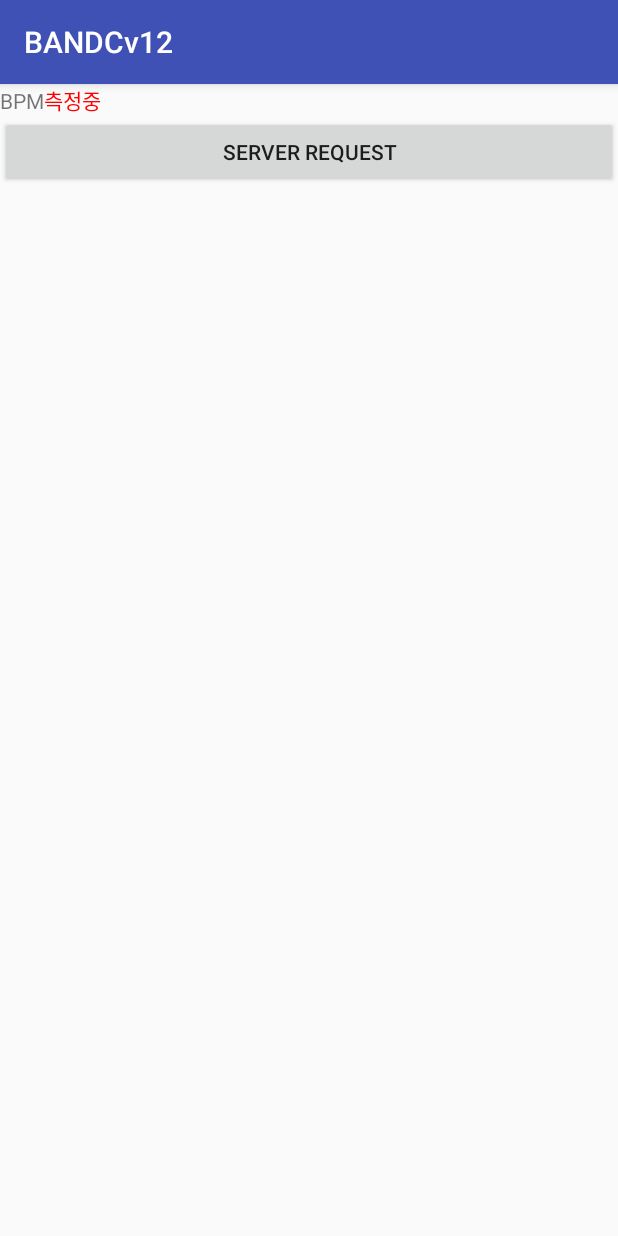
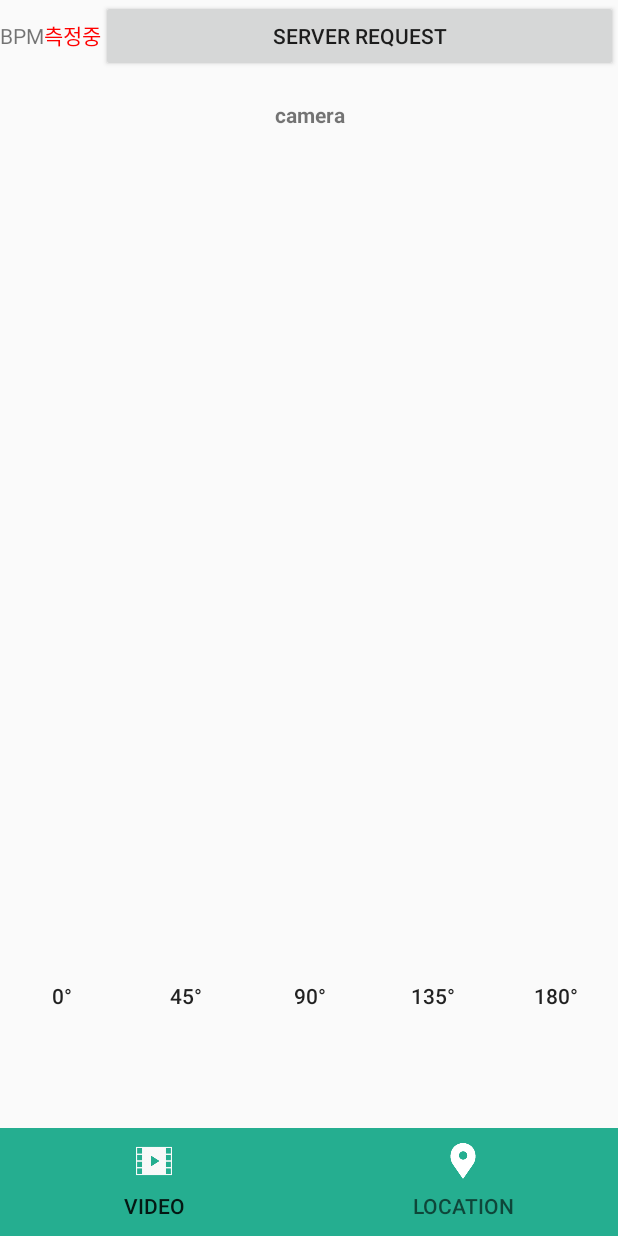
Before and after one commit to bandccare/BANDC_Android, an Android app: the screen it shows after launch (MainActivity), on a phone screen of 412 x 824 dp. Run offline under Robolectric (Android 15) with nearby library versions, the phone set to English and light mode, and no system bars; 4 statements that could not run were skipped.

Commit message:
ViewPager UI

```diff
--- a/app/build.gradle
+++ b/app/build.gradle
@@ -22,6 +22,8 @@ dependencies {
     implementation fileTree(dir: 'libs', include: ['*.jar'])
     implementation 'com.android.support:appcompat-v7:27.1.1'
     implementation 'com.android.support.constraint:constraint-layout:1.1.2'
+    implementation 'com.android.support:design:27.1.1'
+    implementation 'com.android.support:support-v4:27.1.1'
     testImplementation 'junit:junit:4.12'
     androidTestImplementation 'com.android.support.test:runner:1.0.2'
     androidTestImplementation 'com.android.support.test.espresso:espresso-core:3.0.2'
--- a/app/src/main/AndroidManifest.xml
+++ b/app/src/main/AndroidManifest.xml
@@ -13,13 +13,15 @@
         android:roundIcon="@mipmap/ic_launcher_round"
         android:supportsRtl="true"
         android:theme="@style/AppTheme">
-        <activity android:name=".MainActivity">
+        <activity android:name=".MainActivity"
+            android:theme="@style/AppTheme.NoActionBar">
             <intent-filter>
                 <action android:name="android.intent.action.MAIN" />
 
                 <category android:name="android.intent.category.LAUNCHER" />
             </intent-filter>
         </activity>
+        <activity android:name=".VideoPlayerActivity"></activity>
     </application>
 
 </manifest>
--- /dev/null
+++ b/app/src/main/java/com/example/soring/bandcv12/Adapter/MainPagerAdapter.java
@@ -0,0 +1,57 @@
+package com.example.soring.bandcv12.Adapter;
+
+import android.support.v4.app.Fragment;
+import android.support.v4.app.FragmentManager;
+import android.support.v4.app.FragmentPagerAdapter;
+
+import com.example.soring.bandcv12.Fragment.LocationFragment;
+import com.example.soring.bandcv12.Fragment.VideoPlayerFragment;
+import com.example.soring.bandcv12.R;
+
+public class MainPagerAdapter extends FragmentPagerAdapter {
+
+    private static int PAGE_NUM = 2;
+
+    public MainPagerAdapter(FragmentManager fm) {
+        super(fm);
+    }
+
+    @Override
+    public Fragment getItem(int position) {
+        switch (position) {
+            case 0:
+                return VideoPlayerFragment.getInstance();
+            case 1:
+                return LocationFragment.getInstance();
+            default:
+                return null;
+        }
+    }
+
+    public String getPageTitle(int position){
+        switch(position){
+            case 0:
+                return "VIDEO";
+            case 1:
+                return "LOCATION";
+            default:
+                return null;
+        }
+    }
+
+    public int getIcon(int position){
+        switch(position){
+            case 0:
+                return R.drawable.tab_video;
+            case 1:
+                return R.drawable.tab_location;
+            default:
+                return 0;
+        }
+    }
+
+    @Override
+    public int getCount() {
+        return PAGE_NUM;
+    }
+}
--- /dev/null
+++ b/app/src/main/java/com/example/soring/bandcv12/Fragment/LocationFragment.java
@@ -0,0 +1,31 @@
+package com.example.soring.bandcv12.Fragment;
+
+
+import android.os.Bundle;
+import android.support.v4.app.Fragment;
+import android.view.LayoutInflater;
+import android.view.View;
+import android.view.ViewGroup;
+
+import com.example.soring.bandcv12.R;
+
+/**
+ * A simple {@link Fragment} subclass.
+ */
+public class LocationFragment extends Fragment {
+
+    private static LocationFragment instance;
+
+    public static LocationFragment getInstance() {
+        if(instance == null) instance = new LocationFragment();
+        return instance;
+    }
+
+    @Override
+    public View onCreateView(LayoutInflater inflater, ViewGroup container,
+                             Bundle savedInstanceState) {
+        // Inflate the layout for this fragment
+        return inflater.inflate(R.layout.fragment_location, container, false);
+    }
+
+}
--- /dev/null
+++ b/app/src/main/java/com/example/soring/bandcv12/Fragment/VideoPlayerFragment.java
@@ -0,0 +1,45 @@
+package com.example.soring.bandcv12.Fragment;
+
+
+import android.os.Bundle;
+import android.support.v4.app.Fragment;
+import android.view.LayoutInflater;
+import android.view.View;
+import android.view.ViewGroup;
+import android.widget.Button;
+import android.widget.RelativeLayout;
+
+import com.example.soring.bandcv12.NDK.RtspViewPlayer;
+import com.example.soring.bandcv12.R;
+
+public class VideoPlayerFragment extends Fragment {
+
+    private static VideoPlayerFragment instance;
+
+    private RtspViewPlayer playView;
+    private RelativeLayout surfaceView;
+
+    Button left_btn;
+    Button right_btn;
+    Button right_center_btn;
+    Button left_center_btn;
+    Button center_btn;
+
+    public static VideoPlayerFragment getInstance() {
+        if(instance == null) instance = new VideoPlayerFragment();
+        return instance;
+    }
+
+    @Override
+    public View onCreateView(LayoutInflater inflater, ViewGroup container,
+                             Bundle savedInstanceState) {
+        View view = inflater.inflate(R.layout.fragment_video_player, container, false);
+
+       /*playView = new RtspViewPlayer(getContext(),"rtsp://192.168.0.2:8091/rtsp");
+        surfaceView = view.findViewById(R.id.surface_video);
+        surfaceView.addView(playView);*/
+
+        return view;
+    }
+
+}
--- a/app/src/main/java/com/example/soring/bandcv12/MainActivity.java
+++ b/app/src/main/java/com/example/soring/bandcv12/MainActivity.java
@@ -5,6 +5,8 @@ import android.content.IntentSender;
 import android.os.Bundle;
 import android.support.annotation.NonNull;
 import android.support.annotation.Nullable;
+import android.support.design.widget.TabLayout;
+import android.support.v4.view.ViewPager;
 import android.support.v7.app.AppCompatActivity;
 import android.util.Log;
 import android.view.View;
@@ -12,6 +14,7 @@ import android.widget.Button;
 import android.widget.TextView;
 import android.widget.Toast;
 
+import com.example.soring.bandcv12.Adapter.MainPagerAdapter;
 import com.example.soring.bandcv12.Model.Retrofit_BPM_Model;
 import com.example.soring.bandcv12.Util.RetrofitClient;
 import com.google.android.gms.common.ConnectionResult;
@@ -39,6 +42,12 @@ import retrofit2.Callback;
 import retrofit2.Response;
 
 public class MainActivity extends AppCompatActivity implements OnDataPointListener, GoogleApiClient.ConnectionCallbacks, GoogleApiClient.OnConnectionFailedListener {
+
+    public ViewPager m_ViewPager;
+    public MainPagerAdapter m_PagerAdapter;
+
+
+
     private static final int REQUEST_OAUTH = 1;
     private static final String AUTH_PENDING = "auth_state_pending";
     private boolean authInProgress = false;
@@ -47,11 +56,32 @@ public class MainActivity extends AppCompatActivity implements OnDataPointListen
     private boolean TEST = false;
     private Button button;
 
+    private Button video_Button;
+
     @Override
     protected void onCreate(Bundle savedInstanceState) {
         super.onCreate(savedInstanceState);
         setContentView(R.layout.activity_main);
 
+        m_PagerAdapter = new MainPagerAdapter(getSupportFragmentManager());
+        m_ViewPager = findViewById(R.id.viewpager);
+        m_ViewPager.setAdapter(m_PagerAdapter);
+        m_ViewPager.setOffscreenPageLimit(2);
+
+        TabLayout m_Tab = findViewById(R.id.tabs);
+        m_Tab.setupWithViewPager(m_ViewPager);
+
+        for(int i = 0 ; i < m_ViewPager.getAdapter().getCount() ; i++){
+            m_Tab.getTabAt(i).setIcon(m_PagerAdapter.getIcon(i));
+        }
+
+
+
+
+
+
+
+        // 여기서부터 밴드 코드
         button = (Button)findViewById(R.id.button1);
         button.setOnClickListener(new View.OnClickListener() {
             @Override
@@ -116,6 +146,15 @@ public class MainActivity extends AppCompatActivity implements OnDataPointListen
         Log.e(TAG, "fitnessOptions 생성(72line)");
 
         /* 이 때 권한을 얻고나면 onActivityResult()가 콜백함수로 호출됨 */
+
+       /* video_Button = findViewById(R.id.video_btn);
+        video_Button.setOnClickListener(new View.OnClickListener() {
+            @Override
+            public void onClick(View v) {
+                Intent intent = new Intent(MainActivity.this,VideoPlayerActivity.class);
+                startActivity(intent);
+            }
+        });*/
     }
 
     // ※STEP2. Google Api Client 인스턴스를 Google 백엔드에 연결한다.
--- /dev/null
+++ b/app/src/main/java/com/example/soring/bandcv12/NDK/NDKAdapter.java
@@ -0,0 +1,16 @@
+package com.example.soring.bandcv12.NDK;
+
+public class NDKAdapter {
+
+    static {
+        System.loadLibrary("VideoPlayer");
+    }
+
+    public static native void setDataSource(String uri);
+    public static native int play(Object surface);
+
+    public NDKAdapter(){
+
+    }
+
+}
--- /dev/null
+++ b/app/src/main/java/com/example/soring/bandcv12/NDK/RtspViewPlayer.java
@@ -0,0 +1,45 @@
+package com.example.soring.bandcv12.NDK;
+
+import android.content.Context;
+import android.util.Log;
+import android.view.SurfaceHolder;
+import android.view.SurfaceView;
+
+public class RtspViewPlayer extends SurfaceView implements SurfaceHolder.Callback {
+
+    private static final String TAG = "RtspPlayView";
+
+    private SurfaceHolder mHolder;
+    private NDKAdapter mPlayerNDKAdapter;
+
+    public RtspViewPlayer(Context context, String uri){
+        super(context);
+
+        mHolder = getHolder();
+        mHolder.addCallback(this);
+
+        mPlayerNDKAdapter = new NDKAdapter();
+        Log.d("datasource",uri+"");
+        NDKAdapter.setDataSource(uri);
+    }
+
+    @Override
+    public void surfaceCreated(SurfaceHolder holder) {
+        new Thread(new Runnable() {
+            @Override
+            public void run() {
+                NDKAdapter.play(mHolder.getSurface());
+            }
+        }).start();
+    }
+
+    @Override
+    public void surfaceChanged(SurfaceHolder holder, int format, int width, int height) {
+
+    }
+
+    @Override
+    public void surfaceDestroyed(SurfaceHolder holder) {
+
+    }
+}
--- a/app/src/main/res/layout/activity_main.xml
+++ b/app/src/main/res/layout/activity_main.xml
@@ -1,11 +1,18 @@
 <?xml version="1.0" encoding="utf-8"?>
-<LinearLayout xmlns:android="http://schemas.android.com/apk/res/android"
+<android.support.v4.widget.DrawerLayout xmlns:android="http://schemas.android.com/apk/res/android"
     xmlns:app="http://schemas.android.com/apk/res-auto"
     xmlns:tools="http://schemas.android.com/tools"
+    android:id="@+id/drawer_layout"
     android:layout_width="match_parent"
     android:layout_height="match_parent"
-    android:orientation="vertical"
+    android:theme="@style/AppTheme"
     tools:context=".MainActivity">
+
+    <LinearLayout
+        android:id="@+id/content_view"
+        android:layout_width="match_parent"
+        android:layout_height="wrap_content"
+        android:orientation="vertical">
 
         <LinearLayout
             android:layout_width="match_parent"
@@ -21,14 +28,35 @@
                 android:id="@+id/bpmValue"
                 android:layout_width="wrap_content"
                 android:layout_height="wrap_content"
-            android:textColor="#FF0000"
-            android:text="측정중" />
+                android:text="측정중"
+                android:textColor="#FF0000" />
+
+
+            <Button
+                android:id="@+id/button1"
+                android:layout_width="match_parent"
+                android:layout_height="wrap_content"
+                android:text="Server Request" />
+
         </LinearLayout>
 
-    <Button
+        <android.support.v4.view.ViewPager
+            android:id="@+id/viewpager"
+            android:layout_width="match_parent"
+            android:layout_height="0dp"
+            android:layout_weight="1" />
+
+        <android.support.design.widget.TabLayout
+            android:id="@+id/tabs"
             android:layout_width="match_parent"
             android:layout_height="wrap_content"
-        android:text="Server Request"
-        android:id="@+id/button1"/>
+            android:background="@color/colorPrimary" />
 
     </LinearLayout>
+    <!-- <Button
+         android:layout_width="wrap_content"
+         android:layout_height="wrap_content"
+         android:text="GO TO VIDEOPLAYER"
+         android:id="@+id/video_btn"/>-->
+
+</android.support.v4.widget.DrawerLayout>
--- /dev/null
+++ b/app/src/main/res/layout/fragment_location.xml
@@ -0,0 +1,10 @@
+<?xml version="1.0" encoding="utf-8"?>
+<FrameLayout xmlns:android="http://schemas.android.com/apk/res/android"
+    xmlns:tools="http://schemas.android.com/tools"
+    android:layout_width="match_parent"
+    android:layout_height="match_parent"
+    tools:context=".Fragment.LocationFragment">
+
+
+
+</FrameLayout>
--- /dev/null
+++ b/app/src/main/res/layout/fragment_video_player.xml
@@ -0,0 +1,83 @@
+<?xml version="1.0" encoding="utf-8"?>
+<FrameLayout xmlns:android="http://schemas.android.com/apk/res/android"
+    xmlns:tools="http://schemas.android.com/tools"
+    android:layout_width="match_parent"
+    android:layout_height="match_parent"
+    tools:context=".Fragment.VideoPlayerFragment">
+
+    <LinearLayout
+        android:layout_width="match_parent"
+        android:layout_height="match_parent"
+        android:layout_marginBottom="15dp"
+        android:layout_weight="1"
+        android:orientation="vertical">
+
+        <TextView
+            android:layout_width="match_parent"
+            android:layout_height="wrap_content"
+            android:gravity="center"
+            android:text="camera"
+            android:layout_weight="1"
+            android:textStyle="bold" />
+
+        <RelativeLayout
+            android:id="@+id/surface_video"
+            android:layout_width="match_parent"
+            android:layout_height="400dp"
+            android:layout_weight="3"/>
+
+        <LinearLayout
+            android:layout_width="wrap_content"
+            android:layout_height="wrap_content"
+            android:layout_marginTop="10dp"
+            android:layout_weight="1"
+            android:orientation="horizontal"
+            android:paddingBottom="10dp"
+            android:paddingTop="10dp">
+
+            <Button
+                android:id="@+id/left_btn"
+                android:layout_width="wrap_content"
+                android:layout_height="wrap_content"
+                android:layout_weight="1"
+                android:background="#00000000"
+                android:text="0°" />
+            <!--android:layout_marginRight="50dp"/>-->
+
+            <Button
+                android:id="@+id/left_center_btn"
+                android:layout_width="wrap_content"
+                android:layout_height="wrap_content"
+                android:layout_weight="1"
+                android:background="#00000000"
+                android:text="45°" />
+
+            <Button
+                android:id="@+id/center_btn"
+                android:layout_width="wrap_content"
+                android:layout_height="wrap_content"
+                android:layout_weight="1"
+                android:background="#00000000"
+                android:text="90°" />
+
+            <Button
+                android:id="@+id/right_center_btn"
+                android:layout_width="wrap_content"
+                android:layout_height="wrap_content"
+                android:layout_weight="1"
+                android:background="#00000000"
+                android:text="135°" />
+
+            <Button
+                android:id="@+id/right_btn"
+                android:layout_width="wrap_content"
+                android:layout_height="wrap_content"
+                android:layout_weight="1"
+                android:background="#00000000"
+                android:text="180°" />
+
+        </LinearLayout>
+
+    </LinearLayout>
+
+</FrameLayout>
--- a/app/src/main/res/values/colors.xml
+++ b/app/src/main/res/values/colors.xml
@@ -1,6 +1,6 @@
 <?xml version="1.0" encoding="utf-8"?>
 <resources>
-    <color name="colorPrimary">#3F51B5</color>
-    <color name="colorPrimaryDark">#303F9F</color>
-    <color name="colorAccent">#FF4081</color>
+    <color name="colorPrimary">#25AE90</color>
+    <color name="colorPrimaryDark">#25AE90</color>
+    <color name="colorAccent">#25AE90</color>
 </resources>
--- /dev/null
+++ b/app/src/main/res/values/dimens.xml
@@ -0,0 +1,6 @@
+<resources>
+    <!-- Default screen margins, per the Android Design guidelines. -->
+    <dimen name="activity_horizontal_margin">16dp</dimen>
+    <dimen name="activity_vertical_margin">16dp</dimen>
+    <dimen name="fab_margin">16dp</dimen>
+</resources>
--- a/app/src/main/res/values/strings.xml
+++ b/app/src/main/res/values/strings.xml
@@ -1,3 +1,6 @@
 <resources>
     <string name="app_name">BANDCv12</string>
+
+    <!-- TODO: Remove or change this placeholder text -->
+    <string name="hello_blank_fragment">Hello blank fragment</string>
 </resources>
--- a/app/src/main/res/values/styles.xml
+++ b/app/src/main/res/values/styles.xml
@@ -6,6 +6,17 @@
         <item name="colorPrimary">@color/colorPrimary</item>
         <item name="colorPrimaryDark">@color/colorPrimaryDark</item>
         <item name="colorAccent">@color/colorAccent</item>
+        <item name="actionBarStyle">@style/AppTheme.NoActionBar</item>
+
     </style>
 
+    <style name="AppTheme.NoActionBar">
+        <item name="windowActionBar">false</item>
+        <item name="windowNoTitle">true</item>
+    </style>
+
+    <style name="AppTheme.AppBarOverlay" parent="ThemeOverlay.AppCompat.Dark.ActionBar" />
+
+    <style name="AppTheme.PopupOverlay" parent="ThemeOverlay.AppCompat.Light" />
+
 </resources>
```
Also changed, not shown: app/src/main/res/drawable/tab_location.png (added), app/src/main/res/drawable/tab_video.png (added). Lines whose indentation alone changed are shown as unchanged.
